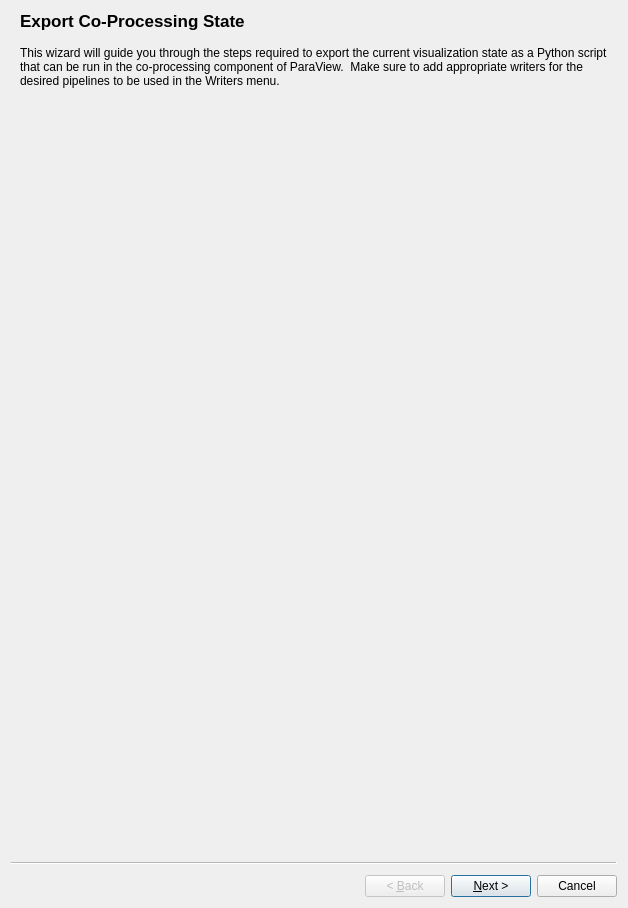
Qt form Qt/Components/Resources/UI/pqExportStateWizard.ui (Kitware/ParaView) before a commit.
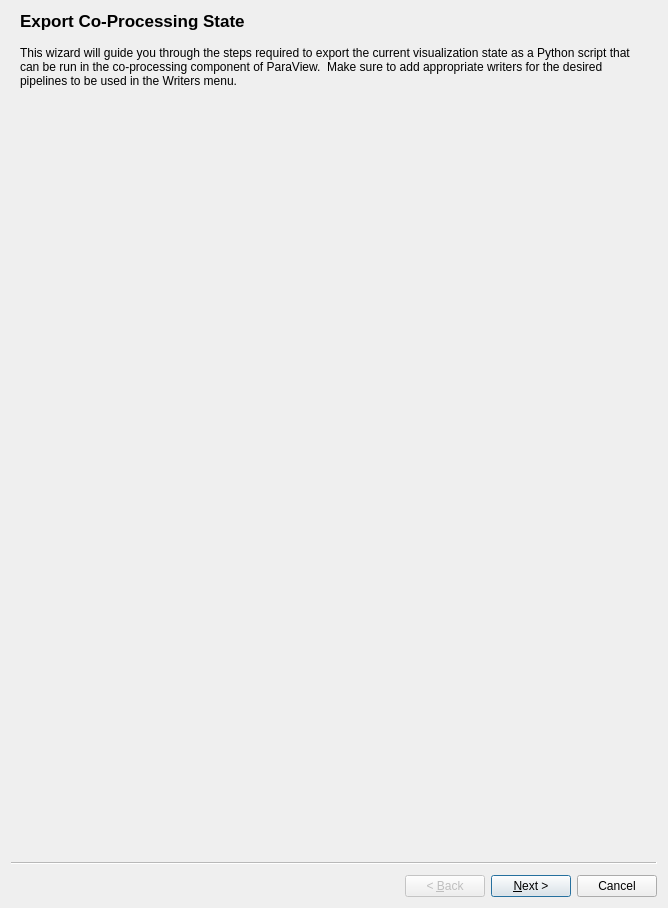
The same form after that commit. Custom widgets are drawn as their Qt base class.

Patch:
```diff
--- a/Qt/Components/Resources/UI/pqExportStateWizard.ui
+++ b/Qt/Components/Resources/UI/pqExportStateWizard.ui
@@ -6,7 +6,7 @@
    <rect>
     <x>0</x>
     <y>0</y>
-    <width>628</width>
+    <width>668</width>
     <height>908</height>
    </rect>
   </property>
```
Left out of the diff: 25 changed lines with no effect on the pictures. Lines whose indentation alone changed are shown as unchanged.
